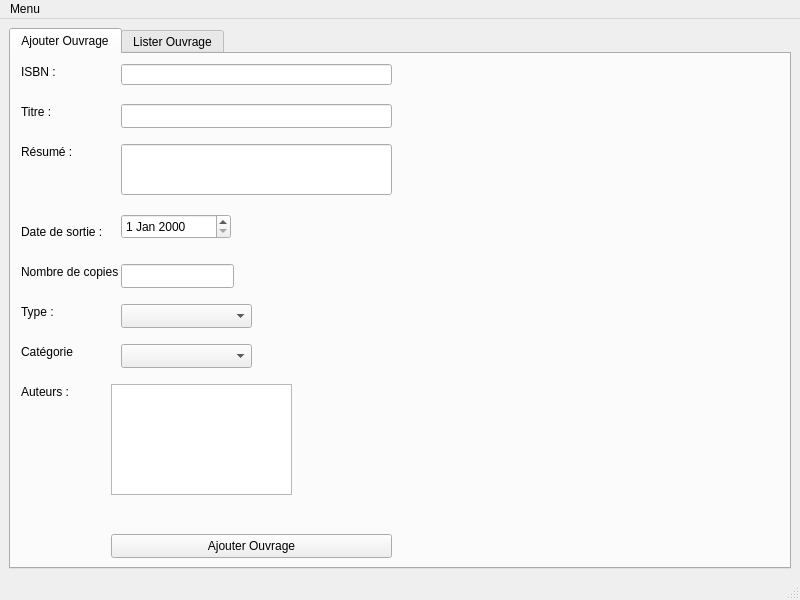
The window that libraryManager/ouvragewindow.ui (mhidoart/library_manager_QT) describes before a commit, drawn with Qt 5.
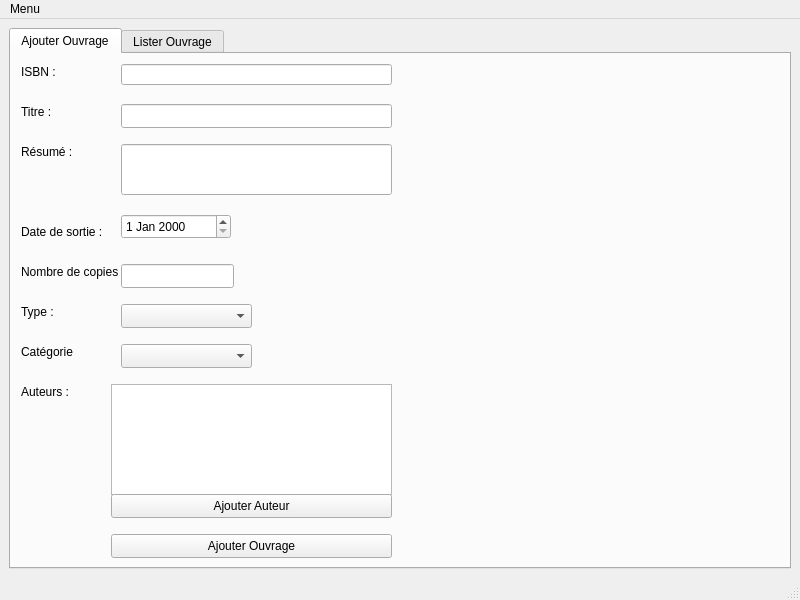
The same window after the commit.

```diff
--- a/libraryManager/ouvragewindow.ui
+++ b/libraryManager/ouvragewindow.ui
@@ -218,7 +218,7 @@
            <rect>
             <x>100</x>
             <y>330</y>
-            <width>181</width>
+            <width>281</width>
             <height>111</height>
            </rect>
           </property>
@@ -236,6 +236,19 @@
            <string>Ajouter Ouvrage</string>
           </property>
          </widget>
+         <widget class="QPushButton" name="pushButton_5">
+          <property name="geometry">
+           <rect>
+            <x>100</x>
+            <y>440</y>
+            <width>281</width>
+            <height>24</height>
+           </rect>
+          </property>
+          <property name="text">
+           <string>Ajouter Auteur</string>
+          </property>
+         </widget>
         </widget>
         <widget class="QWidget" name="tab_2">
          <attribute name="title">
```
Left out of the diff: 6 changed lines with no effect on the pictures.
